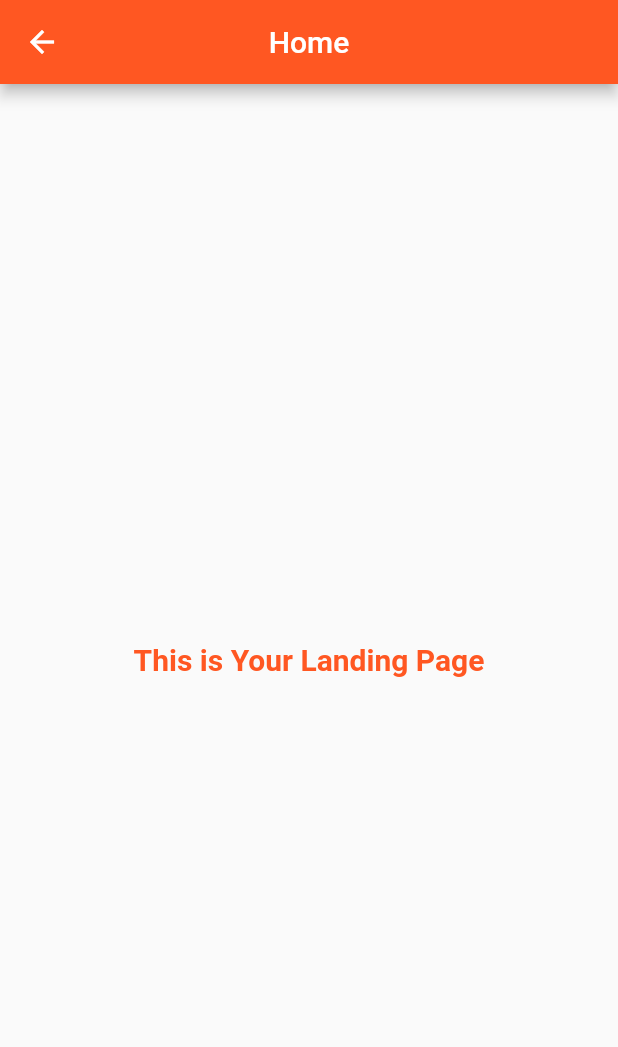
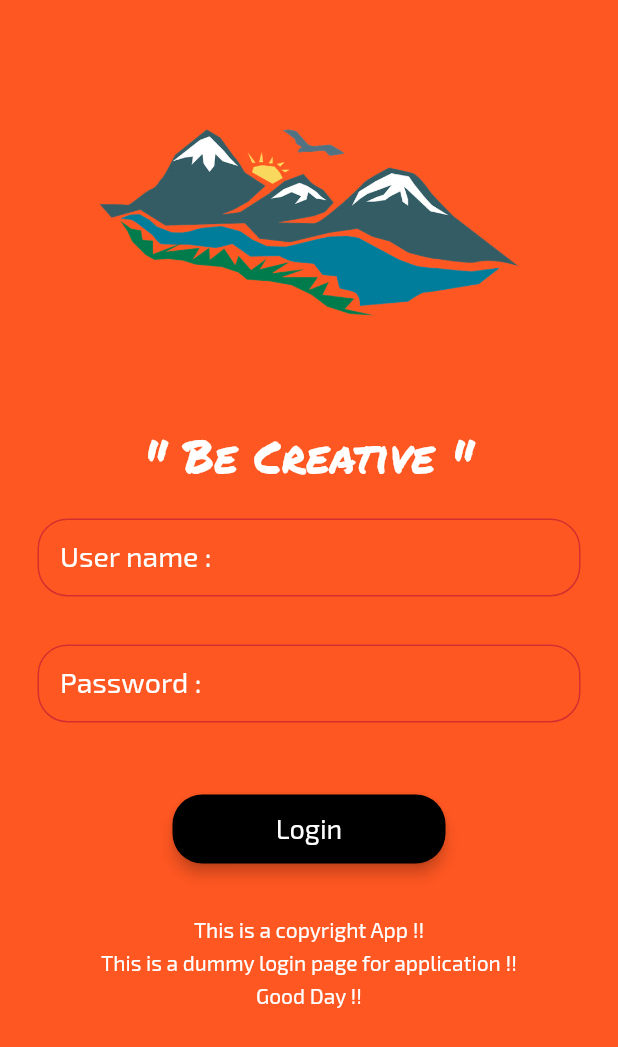
Before and after one commit to neon97/Flutter-Splash-Screen, a Flutter app: the screen it shows after launch, on a phone screen of 412 x 824 dp. Shown: the top 1047 px of the screen. Run offline on Flutter 3.47's test engine with Material 2 defaults, Android fonts, the phone set to English and light mode, and no system bars.

Commit message:
loginpage done

```diff
--- /dev/null
+++ b/lib/login_page.dart
@@ -0,0 +1,180 @@
+import 'package:flutter/material.dart';
+import 'package:splash_screen/landing_page.dart';
+
+class LoginPage extends StatefulWidget {
+  @override
+  _LoginPageState createState() => _LoginPageState();
+}
+
+class _LoginPageState extends State<LoginPage> {
+  bool user = true;
+  bool pass = true;
+
+  final username = TextEditingController();
+  final password = TextEditingController();
+
+  @override
+  Widget build(BuildContext context) {
+    return Scaffold(
+      body: Container(
+        color: Colors.deepOrange,
+        height: MediaQuery.of(context).size.height,
+        width: MediaQuery.of(context).size.width,
+        padding: EdgeInsets.all(25.0),
+        child: ListView(
+          children: <Widget>[
+//logo
+            Container(
+              child: Column(
+                mainAxisAlignment: MainAxisAlignment.center,
+                children: <Widget>[
+                  Image(
+                    image: AssetImage("image/logo.png"),
+                  ),
+                  Divider(
+                    color: Colors.transparent,
+                    height: 10.0,
+                  ),
+                  Text(
+                    '" Be Creative "',
+                    style: TextStyle(
+                        color: Colors.white,
+                        fontFamily: "PermanentMarker",
+                        fontSize: 30.0),
+                  )
+                ],
+              ),
+            ),
+
+            Divider(
+              color: Colors.transparent,
+              height: 20.0,
+            ),
+
+//username
+            TextFormField(
+              controller: username,
+              style: new TextStyle(
+                color: Colors.black,
+                fontSize: 18.0,
+              ),
+              autocorrect: true,
+              decoration: InputDecoration(
+                contentPadding: EdgeInsets.all(15.0),
+                border: OutlineInputBorder(
+                  borderRadius: BorderRadius.circular(20.0),
+                ),
+                enabledBorder: const OutlineInputBorder(
+                  borderSide: const BorderSide(color: Colors.black),
+                ),
+                labelText: "User name :",
+                errorText: user == false ? "Field empty" : "",
+                labelStyle: new TextStyle(
+                  color: Colors.white,
+                  fontSize: 19.0,
+                ),
+              ),
+            ),
+
+            Divider(
+              color: Colors.transparent,
+              height: 10.0,
+            ),
+
+//password
+            TextFormField(
+              obscureText: true,
+              controller: password,
+              style: new TextStyle(
+                color: Colors.black,
+                fontSize: 18.0,
+              ),
+              autocorrect: true,
+              decoration: InputDecoration(
+                contentPadding: EdgeInsets.all(15.0),
+                border: OutlineInputBorder(
+                  borderRadius: BorderRadius.circular(20.0),
+                ),
+                enabledBorder: const OutlineInputBorder(
+                  borderSide: const BorderSide(color: Colors.black),
+                ),
+                labelText: "Password :",
+                errorText: pass == false ? "Field empty" : "",
+                labelStyle: new TextStyle(
+                  color: Colors.white,
+                  fontSize: 19.0,
+                ),
+              ),
+            ),
+
+            Divider(
+              color: Colors.transparent,
+              height:20.0,
+            ),
+
+//Login Button
+
+            Padding(
+              padding: EdgeInsets.fromLTRB(90.0, 5.0,90.0, 5.0),
+              child: RaisedButton(
+                shape: new RoundedRectangleBorder(
+                    borderRadius: BorderRadius.circular(20.0)),
+                padding: EdgeInsets.fromLTRB(45.0, 12.0, 45.0, 12.0),
+                child: new Text('Login',
+                    style: new TextStyle(
+                      color: Colors.white,
+                      fontSize: 18.0,
+                    )),
+                elevation: 4.0,
+                color: Colors.black,
+                splashColor: Colors.red,
+                onPressed: () {
+                  if (username.text.isEmpty || password.text.isEmpty) {
+                    if (username.text.isEmpty) {
+                      setState(() {
+                        user = false;
+                      });
+                    } else if (password.text.isEmpty) {
+                      setState(() {
+                        pass = false;
+                      });
+                    }
+                  } else {
+                    Navigator.of(context).push(
+                        MaterialPageRoute(builder: (context) => LandingPage()));
+                  }
+                },
+              ),
+            ),
+
+            Divider(
+              color: Colors.transparent,
+              height: 30.0,
+            ),
+
+//About
+
+            Container(
+              child: Column(
+                mainAxisAlignment: MainAxisAlignment.center,
+                children: <Widget>[
+                  Text("This is a copyright App !!",style: TextStyle(color: Colors.white),),
+                  Divider(
+                    color: Colors.transparent,
+                    height: 5.0,
+                  ),
+                  Text("This is a dummy login page for application !!",style: TextStyle(color: Colors.white),),
+                  Divider(
+                    color: Colors.transparent,
+                    height: 5.0,
+                  ),
+                  Text("Good Day !!",style: TextStyle(color: Colors.white),)
+                ],
+              ),
+            )
+          ],
+        ),
+      ),
+    );
+  }
+}
--- a/lib/main.dart
+++ b/lib/main.dart
@@ -1,11 +1,15 @@
 import 'dart:async';
-import 'landing_page.dart';
+import 'login_page.dart';
 import 'package:flutter/material.dart';
 
 
 void main() {
   runApp(MaterialApp(
     home: App(),
+    theme: ThemeData(
+      fontFamily: "Exo2",
+      primaryColor: Colors.white,
+    ),
     debugShowCheckedModeBanner: false,
   ));
 }
@@ -23,7 +27,7 @@ class _AppState extends State<App> {
 
   void navigationPage() {
     Navigator.of(context)
-        .push(MaterialPageRoute(builder: (context) => LandingPage()));
+        .push(MaterialPageRoute(builder: (context) => LoginPage()));
   }
 
   @override
```
Also changed, not shown: pubspec.yaml (+6 -2 lines), assets/Exo2-Italic.ttf (added), assets/Exo2-Regular.ttf (added), lib/addpage.dart (added), lib/drawer.dart (added), lib/register_page.dart (added), lib/settingsPage.dart (added), lib/trendingpage.dart (added), 8 other files.
